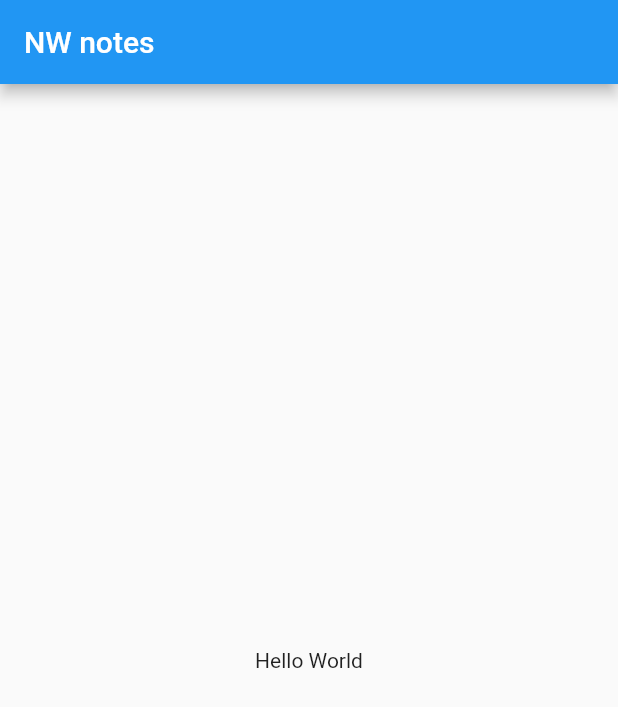
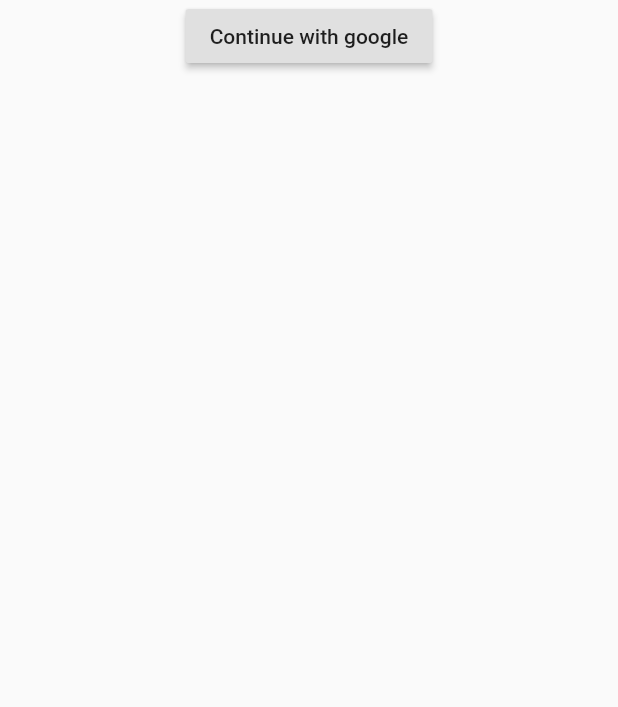
Before and after one commit to nestorsgarzonc/flutter-keep-notes, a Flutter app: the screen it shows after launch, on a phone screen of 412 x 824 dp. Shown: the top 707 px of the screen. Run offline on Flutter 3.47's test engine with Material 2 defaults, Android fonts, the phone set to English and light mode, and no system bars; our stand-ins replace firebase_auth, google_sign_in; accounts and stored records are empty.

Commit message:
adding login with firebase

```diff
--- a/lib/main.dart
+++ b/lib/main.dart
@@ -1,20 +1,28 @@
+import 'package:firebase_auth/firebase_auth.dart';
 import 'package:flutter/material.dart';
+import 'package:provider/provider.dart';
+
+import 'src/providers/current_user.dart';
+import 'src/pages/login_screen.dart';
+import 'src/pages/home_screen.dart';
 
 void main() => runApp(MyApp());
 
 class MyApp extends StatelessWidget {
   @override
   Widget build(BuildContext context) {
-    return MaterialApp(
-      title: 'Notes app',
-      home: Scaffold(
-        appBar: AppBar(
-          title: Text('NW notes'),
-        ),
-        body: Center(
-          child: Container(
-            child: Text('Hello World'),
-          ),
+    return StreamProvider.value(
+      initialData: CurrentUser.initial,
+      value: FirebaseAuth.instance.onAuthStateChanged.map(
+        (user) => CurrentUser.create(user),
+      ),
+      child: Consumer<CurrentUser>(
+        builder: (context, user, _) => MaterialApp(
+          title: 'NW notes',
+          debugShowCheckedModeBanner: false,
+          home: user.isInitialValue
+              ? Scaffold(body: CircularProgressIndicator())
+              : user.data != null ? HomeScreen() : LoginScreen(),
         ),
       ),
     );
--- /dev/null
+++ b/lib/src/pages/login_screen.dart
@@ -0,0 +1,58 @@
+import 'package:firebase_auth/firebase_auth.dart';
+import 'package:flutter/material.dart';
+import 'package:google_sign_in/google_sign_in.dart';
+
+class LoginScreen extends StatefulWidget {
+  @override
+  _LoginScreenState createState() => _LoginScreenState();
+}
+
+class _LoginScreenState extends State<LoginScreen> {
+  final _auth = FirebaseAuth.instance;
+  final _googleSignIn = GoogleSignIn();
+  String _errorMessage;
+
+  @override
+  Widget build(BuildContext context) {
+    return Scaffold(
+      body: Center(
+        child: Column(
+          children: <Widget>[
+            RaisedButton(
+              onPressed: _signInWithGoogle,
+              child: Text('Continue with google'),
+            ),
+            _errorMessage != null
+                ? Text(_errorMessage, style: TextStyle(color: Colors.red))
+                : Container(),
+          ],
+        ),
+      ),
+    );
+  }
+
+  void _signInWithGoogle() async {
+    _setLogginIn();
+    String errMsg;
+    try {
+      final googleUser = await _googleSignIn.signIn();
+      final googleAuth = await googleUser.authentication;
+      final credential = GoogleAuthProvider.getCredential(
+          idToken: googleAuth.idToken, accessToken: googleAuth.accessToken);
+      await _auth.signInWithCredential(credential);
+    } catch (e) {
+      errMsg = 'Error, por favor intente mas tarde';
+    } finally {
+      _setLogginIn(false, errMsg);
+    }
+  }
+
+  void _setLogginIn([bool logginIn = true, String errMsg]) {
+    if (mounted) {
+      setState(() {
+        _loggingIn = logginIn;
+        _errorMessage = errMsg;
+      });
+    }
+  }
+}
--- /dev/null
+++ b/lib/src/providers/current_user.dart
@@ -0,0 +1,10 @@
+import 'package:firebase_auth/firebase_auth.dart';
+
+class CurrentUser {
+  final bool isInitialValue;
+  final FirebaseUser data;
+  const CurrentUser._(this.data, this.isInitialValue);
+  factory CurrentUser.create(FirebaseUser data) => CurrentUser._(data, false);
+
+  static const initial = CurrentUser._(null, true);
+}
```
Also changed, not shown: lib/src/pages/home_screen.dart (added, +8 -0 lines), lib/src/model/note.dart (added), 2 other files.
